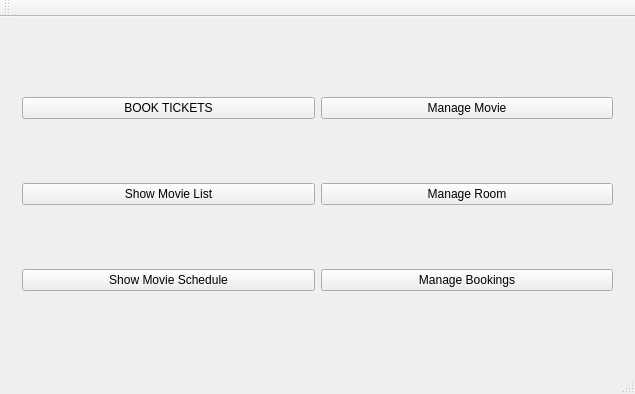
Above: MovieTicketManagementSystem/MainWindow.ui from ZuzannaZawartka/movie-ticket-management-system before the change. Below: the same form after it.
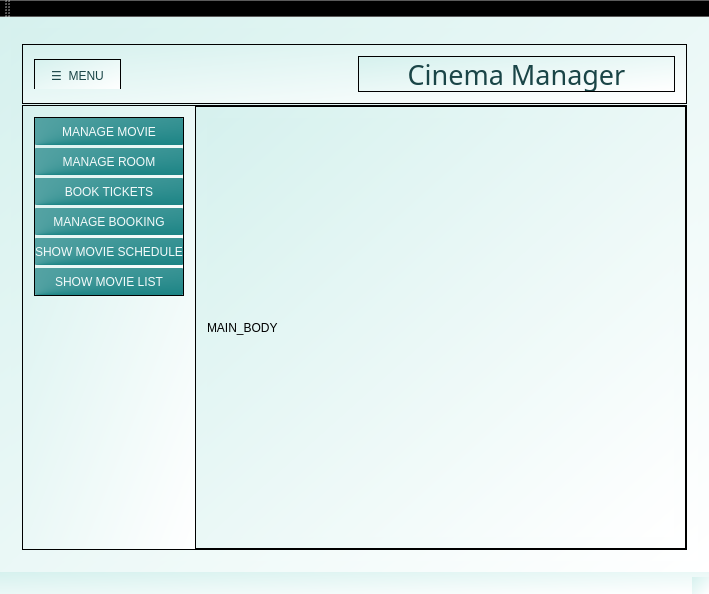
That is the form after the change.

Commit message: refactor: changed .ui stylesheets, menuLabel to fix

Diff of the .ui file:
```diff
--- a/MovieTicketManagementSystem/MainWindow.ui
+++ b/MovieTicketManagementSystem/MainWindow.ui
@@ -6,13 +6,16 @@
    <rect>
     <x>0</x>
     <y>0</y>
-    <width>635</width>
-    <height>394</height>
+    <width>709</width>
+    <height>594</height>
    </rect>
   </property>
   <property name="windowTitle">
    <string>Cinema Ticket Management System</string>
   </property>
+  <property name="styleSheet">
+   <string notr="true">background-color: qlineargradient(spread:pad, x1:0, y1:0, x2:1, y2:1, stop:0 rgba(214, 241, 238, 255), stop:1 rgba(255, 255, 255, 255));</string>
+  </property>
   <widget class="QWidget" name="centralWidget">
    <layout class="QHBoxLayout" name="horizontalLayout">
     <item>
@@ -21,68 +24,343 @@
        <number>0</number>
       </property>
       <widget class="QWidget" name="mainWindow">
-       <layout class="QHBoxLayout" name="horizontalLayout_2">
+       <layout class="QVBoxLayout" name="verticalLayout_5">
         <item>
-         <layout class="QVBoxLayout" name="verticalLayout_6"/>
-        </item>
-        <item>
-         <layout class="QVBoxLayout" name="verticalLayout_2">
-          <item>
-           <widget class="QPushButton" name="bookTicketButton">
-            <property name="text">
-             <string>BOOK TICKETS</string>
-            </property>
-           </widget>
-          </item>
-          <item>
-           <widget class="QPushButton" name="movieListButton">
-            <property name="text">
-             <string>Show Movie List</string>
-            </property>
-           </widget>
-          </item>
-          <item>
-           <widget class="QPushButton" name="movieScheduleButton">
-            <property name="text">
-             <string>Show Movie Schedule</string>
-            </property>
-           </widget>
-          </item>
-         </layout>
-        </item>
-        <item>
-         <layout class="QVBoxLayout" name="verticalLayout_3"/>
-        </item>
-        <item>
-         <layout class="QVBoxLayout" name="verticalLayout">
-          <property name="sizeConstraint">
-           <enum>QLayout::SizeConstraint::SetDefaultConstraint</enum>
+         <widget class="QFrame" name="Header">
+          <property name="minimumSize">
+           <size>
+            <width>0</width>
+            <height>60</height>
+           </size>
           </property>
-          <item>
-           <widget class="QPushButton" name="manageMovieButton">
-            <property name="text">
-             <string>Manage Movie</string>
-            </property>
-           </widget>
-          </item>
-          <item>
-           <widget class="QPushButton" name="manageRoomButton">
-            <property name="text">
-             <string>Manage Room</string>
-            </property>
-           </widget>
-          </item>
-          <item>
-           <widget class="QPushButton" name="manageBookingsButton">
-            <property name="text">
-             <string>Manage Bookings</string>
-            </property>
-           </widget>
-          </item>
-         </layout>
+          <property name="maximumSize">
+           <size>
+            <width>16777215</width>
+            <height>50</height>
+           </size>
+          </property>
+          <property name="frameShape">
+           <enum>QFrame::Shape::StyledPanel</enum>
+          </property>
+          <property name="frameShadow">
+           <enum>QFrame::Shadow::Raised</enum>
+          </property>
+          <layout class="QHBoxLayout" name="horizontalLayout_8">
+           <item alignment="Qt::AlignmentFlag::AlignLeft">
+            <widget class="QFrame" name="menuLabelFrame">
+             <property name="minimumSize">
+              <size>
+               <width>40</width>
+               <height>30</height>
+              </size>
+             </property>
+             <property name="maximumSize">
+              <size>
+               <width>16777215</width>
+               <height>30</height>
+              </size>
+             </property>
+             <property name="frameShape">
+              <enum>QFrame::Shape::StyledPanel</enum>
+             </property>
+             <property name="frameShadow">
+              <enum>QFrame::Shadow::Raised</enum>
+             </property>
+             <layout class="QVBoxLayout" name="verticalLayout_10">
+              <property name="spacing">
+               <number>0</number>
+              </property>
+              <property name="leftMargin">
+               <number>0</number>
+              </property>
+              <property name="topMargin">
+               <number>0</number>
+              </property>
+              <property name="rightMargin">
+               <number>0</number>
+              </property>
+              <property name="bottomMargin">
+               <number>0</number>
+              </property>
+              <item>
+               <widget class="QLabel" name="menuLabel">
+                <property name="minimumSize">
+                 <size>
+                  <width>85</width>
+                  <height>30</height>
+                 </size>
+                </property>
+                <property name="styleSheet">
+                 <string notr="true">font: 15pt &quot;Franklin Gothic Demi&quot;;
+color: rgb(26, 69, 71);</string>
+                </property>
+                <property name="text">
+                 <string>☰  MENU</string>
+                </property>
+                <property name="alignment">
+                 <set>Qt::AlignmentFlag::AlignCenter</set>
+                </property>
+               </widget>
+              </item>
+             </layout>
+            </widget>
+           </item>
+           <item>
+            <widget class="QFrame" name="titleLabelFrame">
+             <property name="frameShape">
+              <enum>QFrame::Shape::StyledPanel</enum>
+             </property>
+             <property name="frameShadow">
+              <enum>QFrame::Shadow::Raised</enum>
+             </property>
+             <layout class="QVBoxLayout" name="verticalLayout_9">
+              <property name="spacing">
+               <number>0</number>
+              </property>
+              <property name="leftMargin">
+               <number>0</number>
+              </property>
+              <property name="topMargin">
+               <number>0</number>
+              </property>
+              <property name="rightMargin">
+               <number>0</number>
+              </property>
+              <property name="bottomMargin">
+               <number>0</number>
+              </property>
+              <item>
+               <widget class="QLabel" name="titleLabel">
+                <property name="font">
+                 <font>
+                  <family>Franklin Gothic Demi</family>
+                  <pointsize>20</pointsize>
+                  <italic>false</italic>
+                  <bold>false</bold>
+                 </font>
+                </property>
+                <property name="styleSheet">
+                 <string notr="true">font: 20pt &quot;Franklin Gothic Demi&quot;;
+color: rgb(26, 69, 71);</string>
+                </property>
+                <property name="text">
+                 <string>Cinema Manager</string>
+                </property>
+                <property name="scaledContents">
+                 <bool>false</bool>
+                </property>
+                <property name="alignment">
+                 <set>Qt::AlignmentFlag::AlignCenter</set>
+                </property>
+               </widget>
+              </item>
+             </layout>
+            </widget>
+           </item>
+          </layout>
+         </widget>
         </item>
         <item>
-         <layout class="QVBoxLayout" name="verticalLayout_5"/>
+         <widget class="QFrame" name="baseFrame">
+          <property name="frameShape">
+           <enum>QFrame::Shape::StyledPanel</enum>
+          </property>
+          <property name="frameShadow">
+           <enum>QFrame::Shadow::Raised</enum>
+          </property>
+          <layout class="QHBoxLayout" name="horizontalLayout_2">
+           <property name="spacing">
+            <number>0</number>
+           </property>
+           <property name="leftMargin">
+            <number>0</number>
+           </property>
+           <property name="topMargin">
+            <number>0</number>
+           </property>
+           <property name="rightMargin">
+            <number>0</number>
+           </property>
+           <property name="bottomMargin">
+            <number>0</number>
+           </property>
+           <item>
+            <widget class="QWidget" name="slideMenu" native="true">
+             <layout class="QVBoxLayout" name="verticalLayout_6">
+              <item alignment="Qt::AlignmentFlag::AlignLeft|Qt::AlignmentFlag::AlignTop">
+               <widget class="QFrame" name="slideMenuFrame">
+                <property name="frameShape">
+                 <enum>QFrame::Shape::StyledPanel</enum>
+                </property>
+                <property name="frameShadow">
+                 <enum>QFrame::Shadow::Raised</enum>
+                </property>
+                <layout class="QVBoxLayout" name="verticalLayout_8">
+                 <property name="spacing">
+                  <number>3</number>
+                 </property>
+                 <property name="leftMargin">
+                  <number>0</number>
+                 </property>
+                 <property name="topMargin">
+                  <number>0</number>
+                 </property>
+                 <property name="rightMargin">
+                  <number>0</number>
+                 </property>
+                 <property name="bottomMargin">
+                  <number>0</number>
+                 </property>
+                 <item>
+                  <widget class="QPushButton" name="manageMovieButton">
+                   <property name="minimumSize">
+                    <size>
+                     <width>0</width>
+                     <height>27</height>
+                    </size>
+                   </property>
+                   <property name="styleSheet">
+                    <string notr="true">color: rgb(243, 250, 250);
+font: 10pt &quot;Franklin Gothic Demi&quot;;
+background-color: qconicalgradient(cx:0, cy:1, angle:0, stop:0 rgba(28, 132, 133, 255), stop:1 rgba(255, 255, 255, 255));
+border-radius: 1px;</string>
+                   </property>
+                   <property name="text">
+                    <string>MANAGE MOVIE</string>
+                   </property>
+                  </widget>
+                 </item>
+                 <item>
+                  <widget class="QPushButton" name="manageRoomButton">
+                   <property name="minimumSize">
+                    <size>
+                     <width>0</width>
+                     <height>27</height>
+                    </size>
+                   </property>
+                   <property name="styleSheet">
+                    <string notr="true">color: rgb(243, 250, 250);
+font: 10pt &quot;Franklin Gothic Demi&quot;;
+background-color: qconicalgradient(cx:0, cy:1, angle:0, stop:0 rgba(28, 132, 133, 255), stop:1 rgba(255, 255, 255, 255));
+border-radius: 1px;</string>
+                   </property>
+                   <property name="text">
+                    <string>MANAGE ROOM</string>
+                   </property>
+                  </widget>
+                 </item>
+                 <item>
+                  <widget class="QPushButton" name="bookTicketButton">
+                   <property name="minimumSize">
+                    <size>
+                     <width>0</width>
+                     <height>27</height>
+                    </size>
+                   </property>
+                   <property name="styleSheet">
+                    <string notr="true">color: rgb(243, 250, 250);
+font: 10pt &quot;Franklin Gothic Demi&quot;;
+background-color: qconicalgradient(cx:0, cy:1, angle:0, stop:0 rgba(28, 132, 133, 255), stop:1 rgba(255, 255, 255, 255));
+border-radius: 1px;</string>
+                   </property>
+                   <property name="text">
+                    <string>BOOK TICKETS</string>
+                   </property>
+                  </widget>
+                 </item>
+                 <item>
+                  <widget class="QPushButton" name="manageBookingsButton">
+                   <property name="minimumSize">
+                    <size>
+                     <width>0</width>
+                     <height>27</height>
+                    </size>
+                   </property>
+                   <property name="styleSheet">
+                    <string notr="true">color: rgb(243, 250, 250);
+font: 10pt &quot;Franklin Gothic Demi&quot;;
+background-color: qconicalgradient(cx:0, cy:1, angle:0, stop:0 rgba(28, 132, 133, 255), stop:1 rgba(255, 255, 255, 255));
+border-radius: 1px;</string>
+                   </property>
+                   <property name="text">
+                    <string>MANAGE BOOKING</string>
+                   </property>
+                  </widget>
+                 </item>
+                 <item>
+                  <widget class="QPushButton" name="movieScheduleButton">
+                   <property name="minimumSize">
+                    <size>
+                     <width>0</width>
+                     <height>27</height>
+                    </size>
+                   </property>
+                   <property name="styleSheet">
+                    <string notr="true">color: rgb(243, 250, 250);
+font: 10pt &quot;Franklin Gothic Demi&quot;;
+background-color: qconicalgradient(cx:0, cy:1, angle:0, stop:0 rgba(28, 132, 133, 255), stop:1 rgba(255, 255, 255, 255));
+border-radius: 1px;</string>
+                   </property>
+                   <property name="text">
+                    <string>SHOW MOVIE SCHEDULE</string>
+                   </property>
+                  </widget>
+                 </item>
+                 <item>
+                  <widget class="QPushButton" name="movieListButton">
+                   <property name="minimumSize">
+                    <size>
+                     <width>0</width>
+                     <height>27</height>
+                    </size>
+                   </property>
+                   <property name="styleSheet">
+                    <string notr="true">color: rgb(243, 250, 250);
+font: 10pt &quot;Franklin Gothic Demi&quot;;
+background-color: qconicalgradient(cx:0, cy:1, angle:0, stop:0 rgba(28, 132, 133, 255), stop:1 rgba(255, 255, 255, 255));
+border-radius: 1px;</string>
+                   </property>
+                   <property name="text">
+                    <string>SHOW MOVIE LIST</string>
+                   </property>
+                  </widget>
+                 </item>
+                </layout>
+               </widget>
+              </item>
+             </layout>
+            </widget>
+           </item>
+           <item>
+            <widget class="QFrame" name="mainBody">
+             <property name="sizePolicy">
+              <sizepolicy hsizetype="Expanding" vsizetype="Preferred">
+               <horstretch>0</horstretch>
+               <verstretch>0</verstretch>
+              </sizepolicy>
+             </property>
+             <property name="frameShape">
+              <enum>QFrame::Shape::StyledPanel</enum>
+             </property>
+             <property name="frameShadow">
+              <enum>QFrame::Shadow::Raised</enum>
+             </property>
+             <layout class="QVBoxLayout" name="verticalLayout_11">
+              <item>
+               <widget class="QLabel" name="labelToRemove">
+                <property name="styleSheet">
+                 <string notr="true">color: rgb(0, 0, 0);</string>
+                </property>
+                <property name="text">
+                 <string>MAIN_BODY</string>
+                </property>
+               </widget>
+              </item>
+             </layout>
+            </widget>
+           </item>
+          </layout>
+         </widget>
         </item>
        </layout>
       </widget>
```
Left out of the diff: 68 changed lines with no effect on the pictures. The commit also changes 1 other file.
